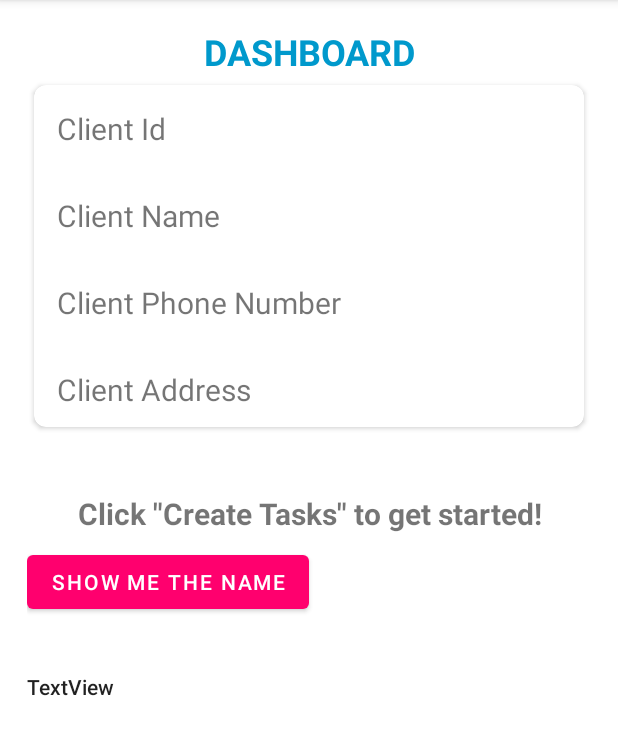
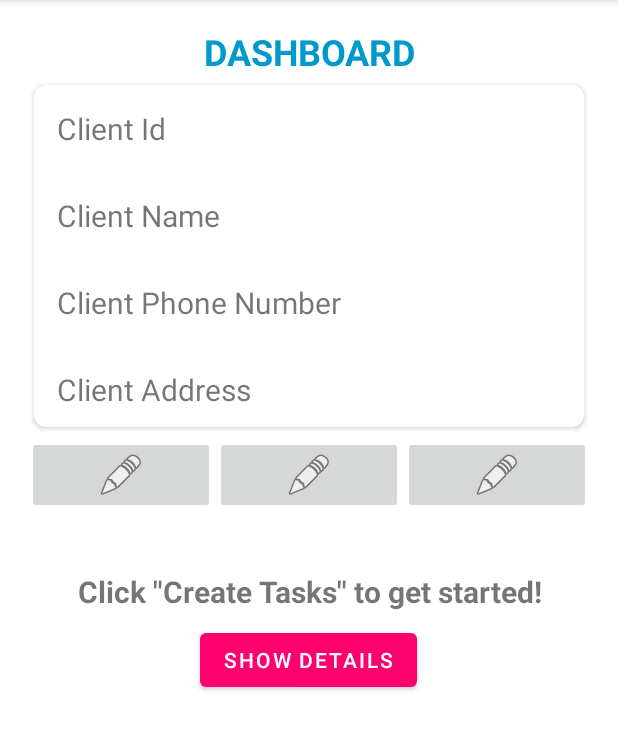
Before and after one commit to cassieg272/Pro-Q, an Android app: the CaregiverMainActivity screen opened directly, with no data from a screen before it, on a phone screen of 412 x 824 dp, the part 84-839 px from its top. Run offline under Robolectric (Android 15) with nearby library versions, the phone set to English and light mode, and no system bars; our stand-ins replace Firebase (no records; nobody signed in at launch, a user with empty details on screens opened directly); Roboto replaces fonts that are not available here.

Commit message:
Added action buttons on dashboard

```diff
--- a/app/src/main/res/layout/activity_caregiver_main.xml
+++ b/app/src/main/res/layout/activity_caregiver_main.xml
@@ -87,6 +87,33 @@
 
         </androidx.cardview.widget.CardView>
 
+        <LinearLayout
+            android:layout_width="match_parent"
+            android:layout_height="wrap_content"
+            android:orientation="horizontal">
+
+            <ImageButton
+                android:id="@+id/imageButton"
+                android:layout_width="wrap_content"
+                android:layout_height="wrap_content"
+                android:layout_weight="1"
+                app:srcCompat="@android:drawable/ic_menu_edit" />
+
+            <ImageButton
+                android:id="@+id/imageButton3"
+                android:layout_width="wrap_content"
+                android:layout_height="wrap_content"
+                android:layout_weight="1"
+                app:srcCompat="@android:drawable/ic_menu_edit" />
+
+            <ImageButton
+                android:id="@+id/imageButton4"
+                android:layout_width="wrap_content"
+                android:layout_height="wrap_content"
+                android:layout_weight="1"
+                app:srcCompat="@android:drawable/ic_menu_edit" />
+        </LinearLayout>
+
         <TextView
             android:id="@+id/textView"
             android:layout_width="match_parent"
@@ -104,15 +131,8 @@
             android:id="@+id/button"
             android:layout_width="wrap_content"
             android:layout_height="wrap_content"
-            android:text="Show me the name" />
-
-        <TextView
-            android:id="@+id/recName"
-            android:layout_width="wrap_content"
-            android:layout_height="wrap_content"
-            android:layout_marginTop="36dp"
-            android:text="TextView"
-            android:textAppearance="@style/TextAppearance.AppCompat.Body2" />
+            android:layout_gravity="center"
+            android:text="show details" />
 
     </LinearLayout>
 
```
